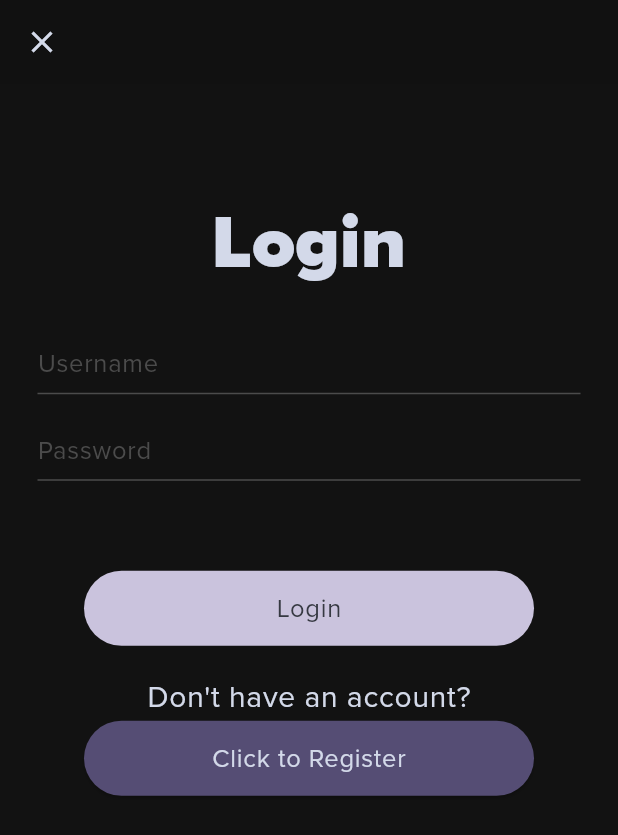
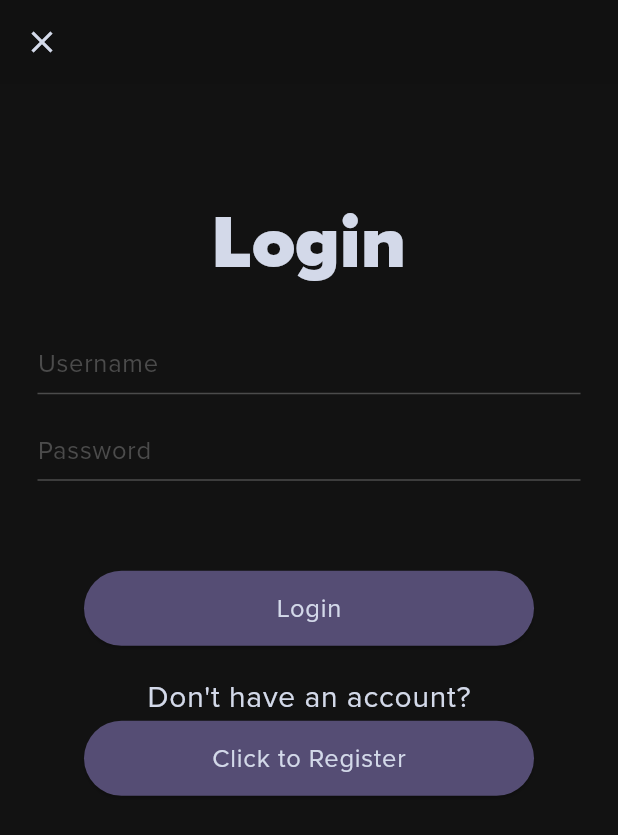
Before and after one commit to AndrewOneal/capstone, a Flutter app: the screen it shows after launch, after a tap on the "account circle" icon, on a phone screen of 412 x 824 dp. Shown: the top 835 px of the screen. Run offline on Flutter 3.47's test engine with Material 3 defaults, Android fonts, the phone set to English and light mode, and no system bars.

Commit message:
Refactoring buttons and themes

```diff
--- a/lib/Pages/home.dart
+++ b/lib/Pages/home.dart
@@ -1,4 +1,4 @@
-import 'package:capstone/Utilities/themes.dart';
+import 'package:capstone/Utilities/theme.dart';
 import 'package:flutter/material.dart';
 import 'login.dart';
 
@@ -32,15 +32,15 @@ class HomePage extends StatelessWidget {
           ),
         ],
       ),
-      body: const Center(
+      body: Center(
         child: Column(
           mainAxisAlignment: MainAxisAlignment.center,
           children: [
-            TitleText(),
-            SizedBox(height: titleSpacing),
-            CardWidget(),
-            SizedBox(height: cardSpacing),
-            GetStartedButton(),
+            const TitleText(),
+            const SizedBox(height: titleSpacing),
+            const CardWidget(),
+            const SizedBox(height: cardSpacing),
+            DarkButton(buttonText: 'Get Started', buttonWidth: double.infinity),
           ],
         ),
       ),
@@ -115,25 +115,3 @@ class CardWidget extends StatelessWidget {
     );
   }
 }
-
-class GetStartedButton extends StatelessWidget {
-  const GetStartedButton({super.key});
-  @override
-  Widget build(BuildContext context) {
-    return Padding(
-      padding: sideMargins,
-      child: SizedBox(
-        width: double.infinity,
-        child: ElevatedButton(
-          onPressed: () {},
-          style: ElevatedButton.styleFrom(
-            backgroundColor: buttons['default']!,
-            foregroundColor: text['default']!,
-            textStyle: Theme.of(context).textTheme.bodyLarge,
-          ),
-          child: const Text('Get Started'),
-        ),
-      ),
-    );
-  }
-}
--- a/lib/Pages/login.dart
+++ b/lib/Pages/login.dart
@@ -1,5 +1,5 @@
 import 'package:flutter/material.dart';
-import 'package:capstone/Utilities/themes.dart';
+import 'package:capstone/Utilities/theme.dart';
 import 'home.dart';
 import 'register.dart';
 
@@ -30,7 +30,7 @@ class LoginPage extends StatelessWidget {
               const SizedBox(height: 10),
               const LoginForm(),
               const SizedBox(height: 60),
-              const LoginPageButton(
+              DarkButton(
                 buttonText: "Login",
               ),
               const SizedBox(height: 20),
@@ -39,7 +39,7 @@ class LoginPage extends StatelessWidget {
                       .textTheme
                       .bodyLarge!
                       .copyWith(fontSize: 20)),
-              LoginPageButton(
+              DarkButton(
                 buttonText: "Click to Register",
                 onPressed: () {
                   Navigator.push(
@@ -79,31 +79,3 @@ class LoginForm extends StatelessWidget {
     );
   }
 }
-
-class LoginPageButton extends StatelessWidget {
-  final String buttonText;
-  final VoidCallback? onPressed;
-
-  const LoginPageButton({Key? key, required this.buttonText, this.onPressed})
-      : super(key: key);
-
-  @override
-  Widget build(BuildContext context) {
-    const buttonWidth = 300.0;
-    return Padding(
-      padding: sideMargins,
-      child: SizedBox(
-        width: buttonWidth,
-        child: ElevatedButton(
-          onPressed: onPressed,
-          style: ElevatedButton.styleFrom(
-            backgroundColor: buttons['default']!,
-            foregroundColor: text['default']!,
-            textStyle: Theme.of(context).textTheme.bodyLarge,
-          ),
-          child: Text(buttonText),
-        ),
-      ),
-    );
-  }
-}
--- /dev/null
+++ b/lib/Utilities/buttons.dart
@@ -0,0 +1,35 @@
+import 'package:flutter/material.dart';
+import 'theme.dart';
+
+class DarkButton extends StatelessWidget {
+  final String buttonText;
+  VoidCallback? onPressed;
+  final double buttonWidth;
+
+  DarkButton(
+      {Key? key,
+      required this.buttonText,
+      this.buttonWidth = 300.0,
+      this.onPressed})
+      : super(key: key);
+
+  @override
+  Widget build(BuildContext context) {
+    onPressed ??= () {};
+    return Padding(
+      padding: sideMargins,
+      child: SizedBox(
+        width: buttonWidth,
+        child: ElevatedButton(
+          onPressed: onPressed,
+          style: ElevatedButton.styleFrom(
+            backgroundColor: buttons['default'],
+            foregroundColor: text['default'],
+            textStyle: Theme.of(context).textTheme.bodyLarge,
+          ),
+          child: Text(buttonText),
+        ),
+      ),
+    );
+  }
+}
--- a/lib/Utilities/themes.dart
+++ b/lib/Utilities/theme.dart
@@ -1,4 +1,5 @@
 import 'package:flutter/material.dart';
+export 'buttons.dart';
 
 const sideMargins = EdgeInsets.symmetric(horizontal: 25);
 
--- a/lib/main.dart
+++ b/lib/main.dart
@@ -1,5 +1,5 @@
 import 'package:flutter/material.dart';
-import 'utilities/themes.dart';
+import 'utilities/theme.dart';
 import 'pages/home.dart';
 
 void main() {
```
Also changed, not shown: lib/Pages/register.dart (+3 -31 lines).
